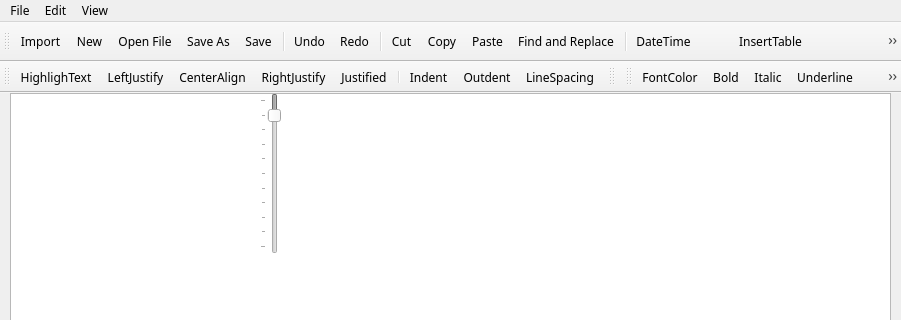
Qt form Developer/QtDesignerUI/MyWriterUI.ui (preachermax/BiblionOCR) before a commit; both pictures show x 0 to 901 and y 0 to 320 of the 901 by 900 pixel window.
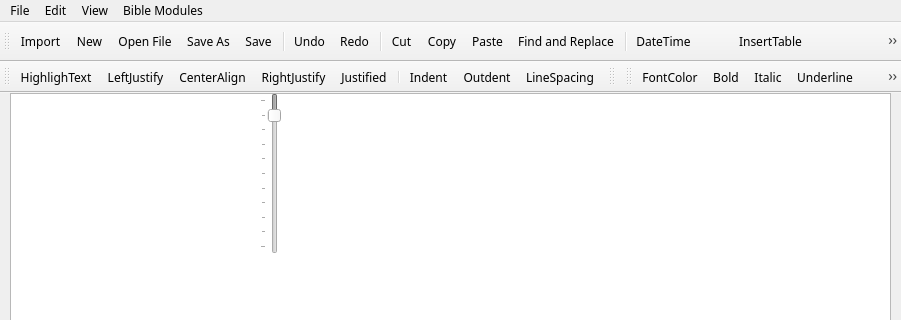
The same form after that commit. Icons and pictures are not drawn.

Patch:
```diff
--- a/Developer/QtDesignerUI/MyWriterUI.ui
+++ b/Developer/QtDesignerUI/MyWriterUI.ui
@@ -126,9 +126,17 @@
     <addaction name="actionToggle_Formatbar"/>
     <addaction name="actionToggle_Statusbar"/>
    </widget>
+    <widget class="QMenu" name="menuBible_Modules">
+     <property name="title">
+      <string>Bible Modules</string>
+     </property>
+     <addaction name="actionCreate_e_Sword_Bible_Module"/>
+     <addaction name="actionCreate_theWord_Bible_Module"/>
+    </widget>
    <addaction name="menuFile"/>
    <addaction name="menuEdit"/>
    <addaction name="menuView"/>
+    <addaction name="menuBible_Modules"/>
   </widget>
   <widget class="QToolBar" name="toolbar">
    <property name="windowTitle">
```
Left out of the diff: 18 changed lines with no effect on the pictures.
